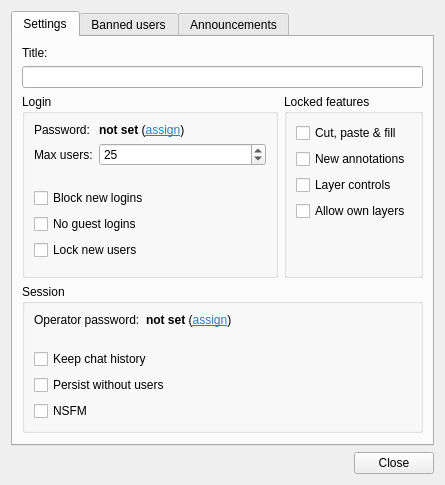
Above: src/desktop/ui/sessionsettings.ui from drawpile/Drawpile before the change. Below: the same form after it.
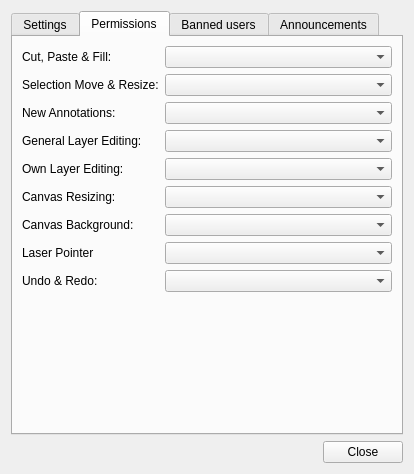
That is the form after the change. The open tabs and pages were chosen to show the change. Icons and pictures are not drawn.

Commit message:
Implement tiered access controls
Replace simple feature locks with more comprehensive
access controls based on user tiers.

Remove SessionACL message and replace it with FeatureAccessLevels
message. Move general canvas lock setting to LayerACL message.

Remove "lock by default" feature, as there is no longer a good place for it.
The new Trusted user level should do a better job anyway.
TODO: add user tiered based layer locks.

Remove "settings" tab from the Host dialog. Not really needed anymore,
since all settings are now fully adjustable while the session is live.

```diff
--- a/src/desktop/ui/sessionsettings.ui
+++ b/src/desktop/ui/sessionsettings.ui
@@ -6,8 +6,8 @@
    <rect>
     <x>0</x>
     <y>0</y>
-    <width>445</width>
-    <height>477</height>
+    <width>414</width>
+    <height>474</height>
    </rect>
   </property>
   <property name="windowTitle">
@@ -24,7 +24,7 @@
        <string>Settings</string>
       </attribute>
       <layout class="QGridLayout" name="gridLayout">
-       <item row="5" column="0" colspan="3">
+       <item row="4" column="0" colspan="3">
         <widget class="QGroupBox" name="groupBox_4">
          <property name="title">
           <string>Session</string>
@@ -96,69 +96,27 @@
        <item row="1" column="0" colspan="3">
         <widget class="QLineEdit" name="title"/>
        </item>
-       <item row="2" column="2" rowspan="3">
-        <widget class="QGroupBox" name="groupBox_2">
-         <property name="title">
-          <string>Locked features</string>
+       <item row="0" column="0" colspan="3">
+        <widget class="QLabel" name="label">
+         <property name="text">
+          <string>Title:</string>
          </property>
-         <layout class="QVBoxLayout" name="verticalLayout_3">
-          <item>
-           <widget class="QCheckBox" name="lockImages">
-            <property name="toolTip">
-             <string>Only operators can paste images and use fill tools</string>
-            </property>
-            <property name="text">
-             <string>Cut, paste &amp;&amp; fill</string>
-            </property>
-           </widget>
-          </item>
-          <item>
-           <widget class="QCheckBox" name="lockAnnotations">
-            <property name="toolTip">
-             <string>Only operators can create new annotations</string>
-            </property>
-            <property name="text">
-             <string>New annotations</string>
-            </property>
-           </widget>
-          </item>
-          <item>
-           <widget class="QCheckBox" name="lockLayerCtrl">
-            <property name="toolTip">
-             <string>Only operators can change layer attributes</string>
-            </property>
-            <property name="text">
-             <string>Layer controls</string>
-            </property>
-           </widget>
-          </item>
-          <item>
-           <widget class="QCheckBox" name="ownLayers">
-            <property name="toolTip">
-             <string>Allow normal users to create and edit their own layers</string>
-            </property>
-            <property name="text">
-             <string>Allow own layers</string>
-            </property>
-           </widget>
-          </item>
-          <item>
-           <spacer name="verticalSpacer_2">
-            <property name="orientation">
-             <enum>Qt::Vertical</enum>
-            </property>
-            <property name="sizeHint" stdset="0">
-             <size>
-              <width>20</width>
-              <height>40</height>
-             </size>
-            </property>
-           </spacer>
-          </item>
-         </layout>
         </widget>
        </item>
-       <item row="2" column="0" rowspan="3" colspan="2">
+       <item row="5" column="0">
+        <spacer name="verticalSpacer">
+         <property name="orientation">
+          <enum>Qt::Vertical</enum>
+         </property>
+         <property name="sizeHint" stdset="0">
+          <size>
+           <width>20</width>
+           <height>40</height>
+          </size>
+         </property>
+        </spacer>
+       </item>
+       <item row="2" column="0" rowspan="2" colspan="3">
         <widget class="QGroupBox" name="groupBox_3">
          <property name="title">
           <string>Login</string>
@@ -201,19 +159,6 @@
             </property>
            </widget>
           </item>
-          <item row="6" column="1">
-           <spacer name="verticalSpacer_4">
-            <property name="orientation">
-             <enum>Qt::Vertical</enum>
-            </property>
-            <property name="sizeHint" stdset="0">
-             <size>
-              <width>20</width>
-              <height>40</height>
-             </size>
-            </property>
-           </spacer>
-          </item>
           <item row="2" column="1">
            <spacer name="verticalSpacer_5">
             <property name="orientation">
@@ -237,16 +182,6 @@
             </property>
            </widget>
           </item>
-          <item row="5" column="0" colspan="2">
-           <widget class="QCheckBox" name="lockNewUsers">
-            <property name="toolTip">
-             <string>Prevent new users from drawing until explicitly unlocked by an operator</string>
-            </property>
-            <property name="text">
-             <string>Lock new users</string>
-            </property>
-           </widget>
-          </item>
           <item row="4" column="0" colspan="2">
            <widget class="QCheckBox" name="authOnly">
             <property name="text">
@@ -254,28 +189,118 @@
             </property>
            </widget>
           </item>
+          <item row="5" column="1">
+           <spacer name="verticalSpacer_4">
+            <property name="orientation">
+             <enum>Qt::Vertical</enum>
+            </property>
+            <property name="sizeHint" stdset="0">
+             <size>
+              <width>20</width>
+              <height>40</height>
+             </size>
+            </property>
+           </spacer>
+          </item>
          </layout>
         </widget>
        </item>
-       <item row="0" column="0" colspan="3">
-        <widget class="QLabel" name="label">
+      </layout>
+     </widget>
+     <widget class="QWidget" name="tab_4">
+      <attribute name="title">
+       <string>Permissions</string>
+      </attribute>
+      <layout class="QFormLayout" name="formLayout_3">
+       <item row="0" column="0">
+        <widget class="QLabel" name="label_4">
          <property name="text">
-          <string>Title:</string>
+          <string>Cut, Paste &amp; Fill:</string>
+         </property>
+        </widget>
+       </item>
+       <item row="0" column="1">
+        <widget class="QComboBox" name="permPutImage"/>
+       </item>
+       <item row="1" column="0">
+        <widget class="QLabel" name="label_6">
+         <property name="text">
+          <string>Selection Move &amp; Resize:</string>
+         </property>
+        </widget>
+       </item>
+       <item row="1" column="1">
+        <widget class="QComboBox" name="permRegionMove"/>
+       </item>
+       <item row="2" column="0">
+        <widget class="QLabel" name="label_7">
+         <property name="text">
+          <string>New Annotations:</string>
+         </property>
+        </widget>
+       </item>
+       <item row="4" column="0">
+        <widget class="QLabel" name="label_8">
+         <property name="text">
+          <string>General Layer Editing:</string>
+         </property>
+        </widget>
+       </item>
+       <item row="5" column="0">
+        <widget class="QLabel" name="label_9">
+         <property name="text">
+          <string>Own Layer Editing:</string>
          </property>
         </widget>
        </item>
        <item row="6" column="0">
-        <spacer name="verticalSpacer">
-         <property name="orientation">
-          <enum>Qt::Vertical</enum>
+        <widget class="QLabel" name="label_10">
+         <property name="text">
+          <string>Canvas Resizing:</string>
          </property>
-         <property name="sizeHint" stdset="0">
-          <size>
-           <width>20</width>
-           <height>40</height>
-          </size>
+        </widget>
+       </item>
+       <item row="7" column="0">
+        <widget class="QLabel" name="label_11">
+         <property name="text">
+          <string>Canvas Background:</string>
          </property>
-        </spacer>
+        </widget>
+       </item>
+       <item row="8" column="0">
+        <widget class="QLabel" name="label_12">
+         <property name="text">
+          <string>Laser Pointer</string>
+         </property>
+        </widget>
+       </item>
+       <item row="9" column="0">
+        <widget class="QLabel" name="label_13">
+         <property name="text">
+          <string>Undo &amp; Redo:</string>
+         </property>
+        </widget>
+       </item>
+       <item row="2" column="1">
+        <widget class="QComboBox" name="permCreateAnnotation"/>
+       </item>
+       <item row="4" column="1">
+        <widget class="QComboBox" name="permEditLayers"/>
+       </item>
+       <item row="5" column="1">
+        <widget class="QComboBox" name="permOwnLayers"/>
+       </item>
+       <item row="6" column="1">
+        <widget class="QComboBox" name="permResize"/>
+       </item>
+       <item row="7" column="1">
+        <widget class="QComboBox" name="permBackground"/>
+       </item>
+       <item row="8" column="1">
+        <widget class="QComboBox" name="permLaser"/>
+       </item>
+       <item row="9" column="1">
+        <widget class="QComboBox" name="permUndo"/>
        </item>
       </layout>
      </widget>
```
The commit also changes 29 other files.
